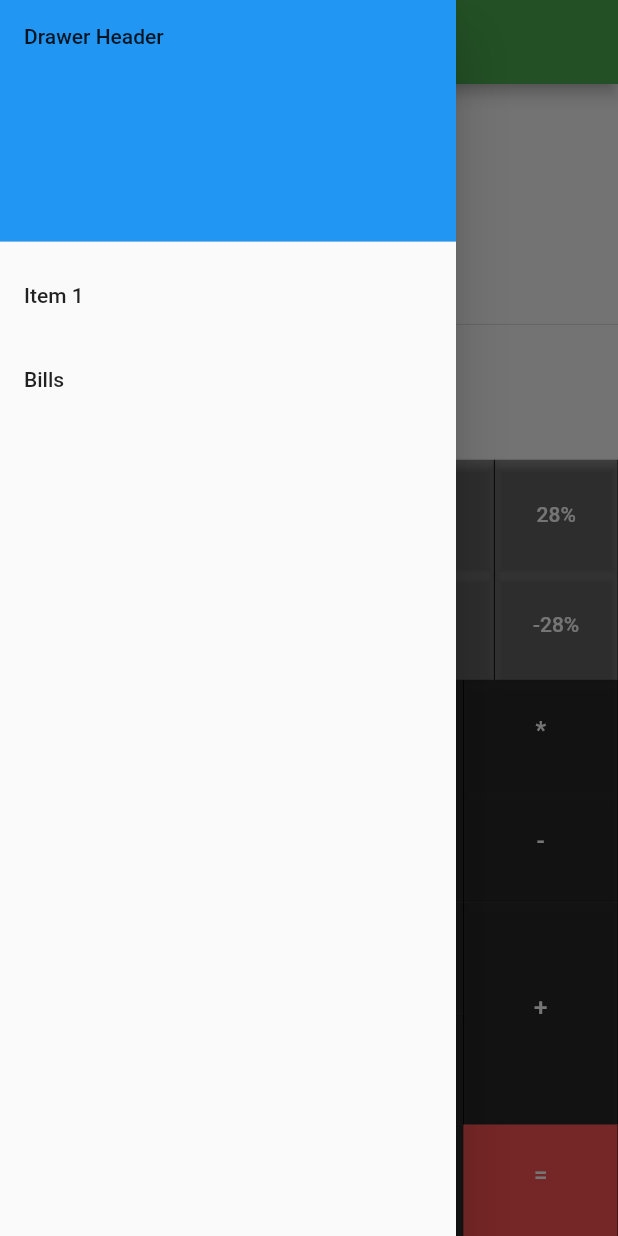
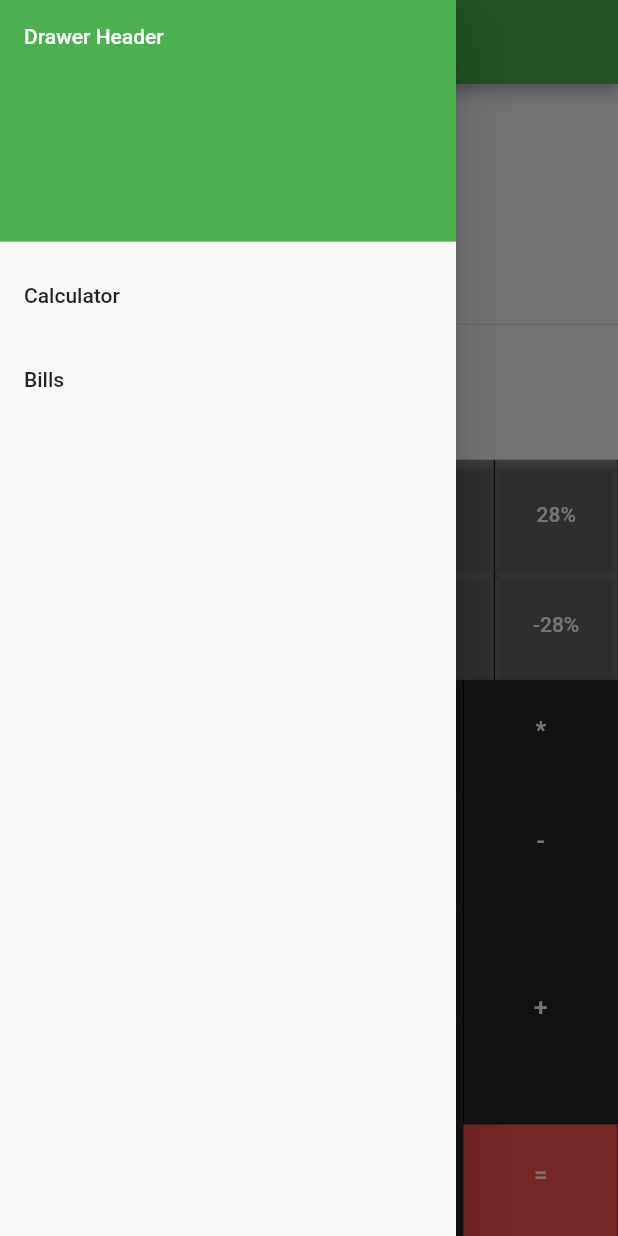
Before and after one commit to meharajM/kyatobi, a Flutter app: the screen it shows after launch, with the side drawer open, on a phone screen of 412 x 824 dp. Run offline on Flutter 3.47's test engine with Material 2 defaults, Android fonts, the phone set to English and light mode, and no system bars; our stand-ins replace contacts_service, permission_handler, sqflite, transparent_image; missing offline and left inert: expressions; accounts and stored records are empty.

Commit message:
drawer with tabs

```diff
--- a/lib/calculator/calculator_layout.dart
+++ b/lib/calculator/calculator_layout.dart
@@ -120,16 +120,18 @@ class _CalculatorState extends State<Calculator> {
           padding: EdgeInsets.zero,
           children: <Widget>[
             DrawerHeader(
-              child: Text('Drawer Header'),
-              decoration: BoxDecoration(
-                color: Colors.blue,
+              child: Text(
+                'Drawer Header',
+                style: TextStyle(color: Colors.white),
               ),
+              decoration: BoxDecoration(color: Theme.of(context).primaryColor),
             ),
             ListTile(
-              title: Text('Item 1'),
+              title: Text('Calculator'),
               onTap: () {
                 // Update the state of the app.
                 // ...
+                Navigator.pop(context);
               },
             ),
             ListTile(
```
